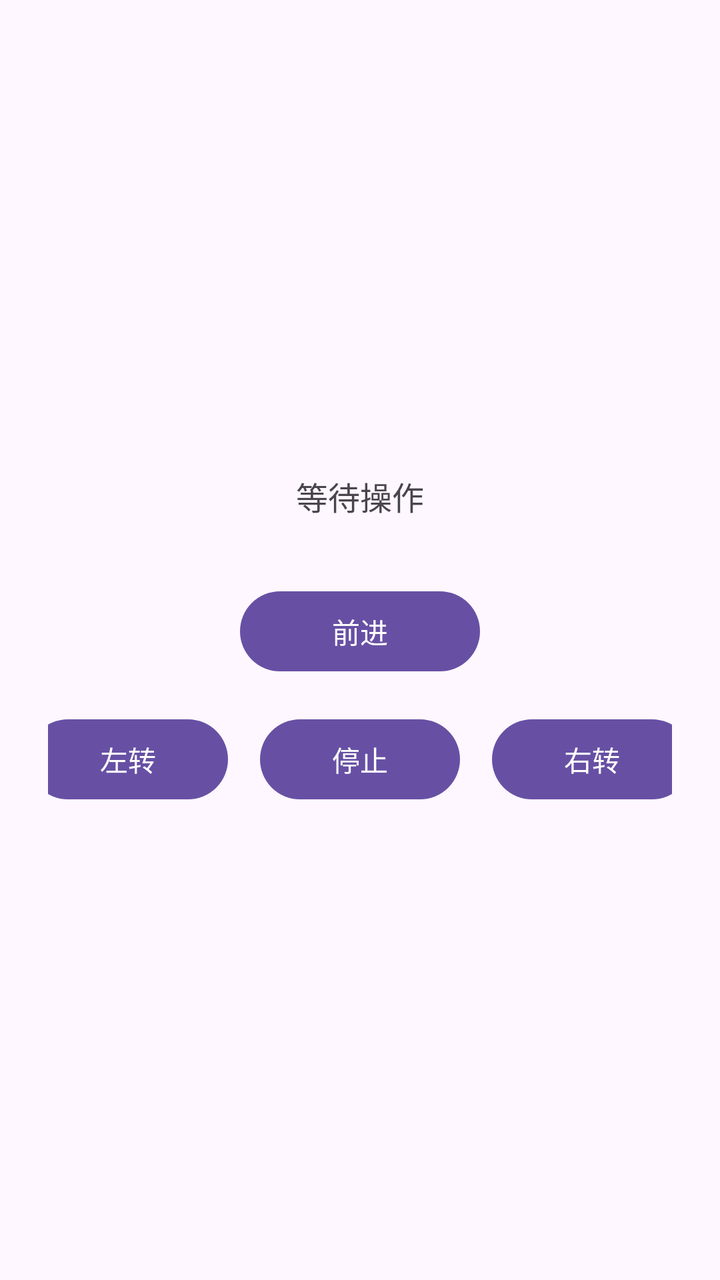
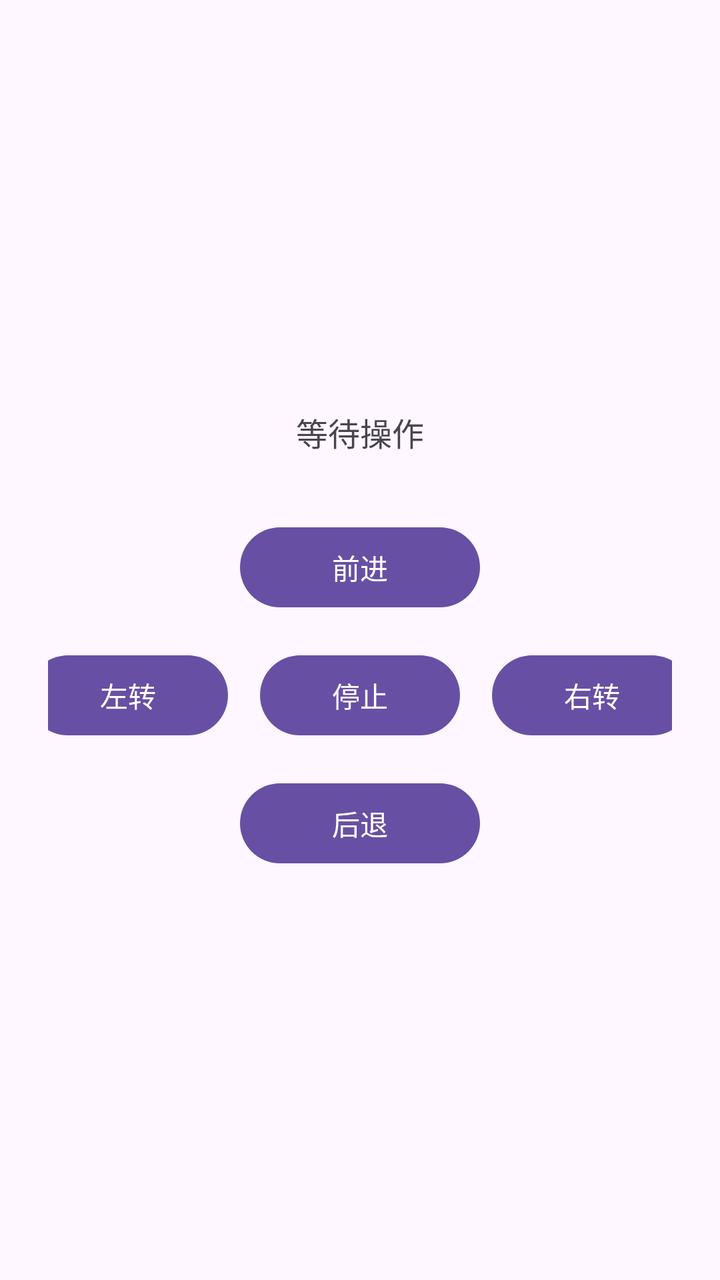

Compare the two renders of this Android layout. The source of the first and the diff that turns it into the second are given below.
<!-- AndroidManifest.xml: application theme Theme.CarApp -->
<!-- res/layout/activity_main.xml -->
<?xml version="1.0" encoding="utf-8"?>
<LinearLayout xmlns:android="http://schemas.android.com/apk/res/android"
    android:layout_width="match_parent"
    android:layout_height="match_parent"
    android:orientation="vertical"
    android:gravity="center"
    android:padding="24dp">

    
    <TextView
        android:id="@+id/tvStatus"
        android:layout_width="match_parent"
        android:layout_height="wrap_content"
        android:text="等待操作"
        android:textSize="16sp"
        android:gravity="center"
        android:layout_marginBottom="32dp" />

    
    <Button
        android:id="@+id/btnForward"
        android:layout_width="120dp"
        android:layout_height="wrap_content"
        android:text="前进"
        android:layout_marginBottom="16dp" />

    
    <LinearLayout
        android:layout_width="wrap_content"
        android:layout_height="wrap_content"
        android:orientation="horizontal"
        android:gravity="center">

        <Button
            android:id="@+id/btnLeft"
            android:layout_width="100dp"
            android:layout_height="wrap_content"
            android:text="左转"
            android:layout_marginEnd="16dp" />

        <Button
            android:id="@+id/btnStop"
            android:layout_width="100dp"
            android:layout_height="wrap_content"
            android:text="停止"
            android:layout_marginEnd="16dp" />

        <Button
            android:id="@+id/btnRight"
            android:layout_width="100dp"
            android:layout_height="wrap_content"
            android:text="右转" />

    </LinearLayout>

</LinearLayout>
<!-- resources referenced by this layout -->
<resources>
  <style name="Theme.CarApp" parent="Base.Theme.CarApp" />
  <style name="Base.Theme.CarApp" parent="Theme.Material3.DayNight.NoActionBar">
          
          
      </style>
</resources>

<!-- the commit's change to res/layout/activity_main.xml (unified diff, before → after) -->
@@ -53,4 +53,12 @@
 
     </LinearLayout>
 
+    
+    <Button
+        android:id="@+id/btnBackward"
+        android:layout_width="120dp"
+        android:layout_height="wrap_content"
+        android:text="后退"
+        android:layout_marginTop="16dp" />
+
 </LinearLayout>
